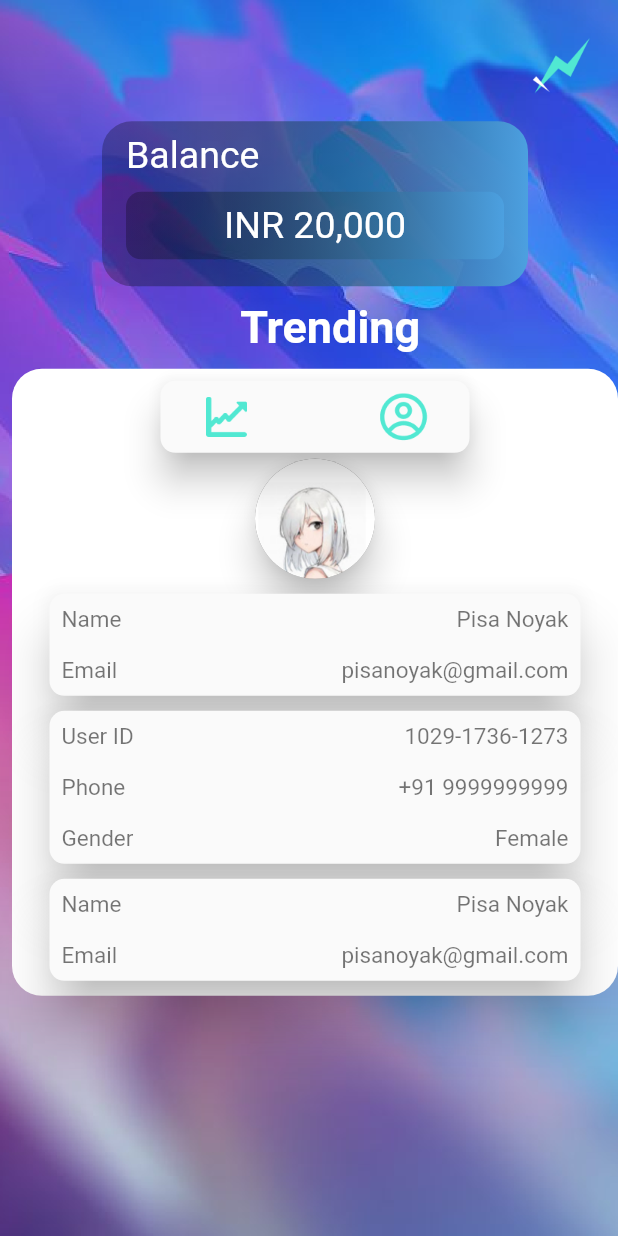
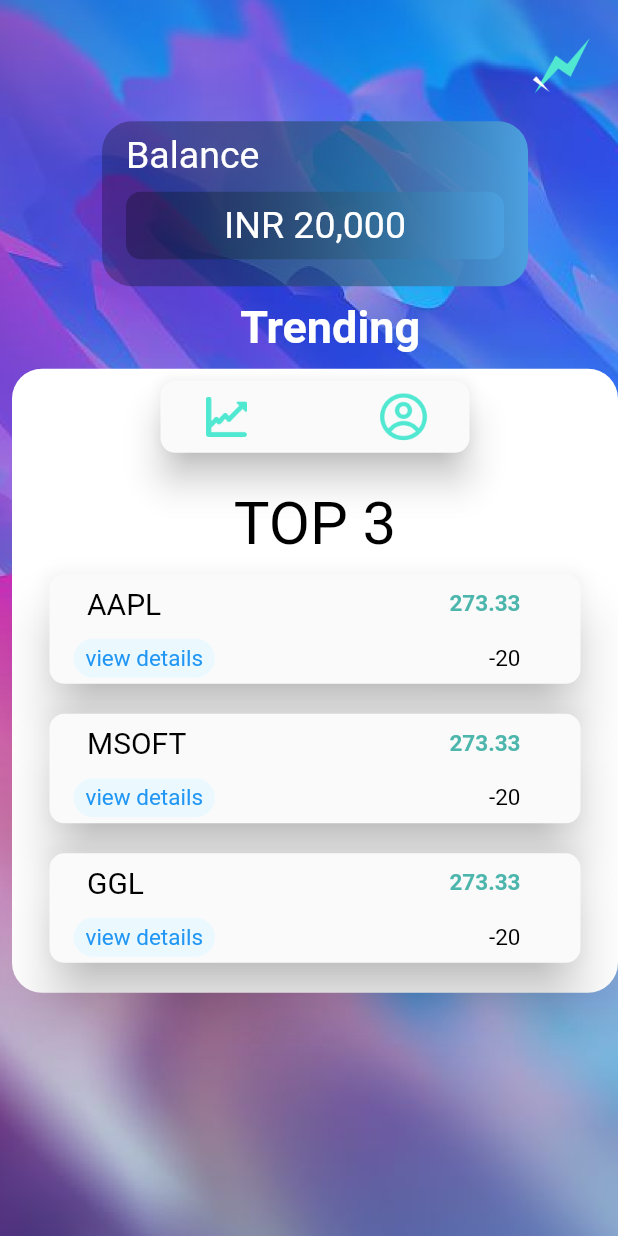
Before and after one commit to Manas1820/G_MAP, a Flutter app: the TrendingPage widget shown alone on an empty page, opened directly, on a phone screen of 412 x 824 dp. Run offline on Flutter 3.47's test engine with Material 2 defaults, Android fonts, the phone set to English and light mode, and no system bars; our stand-ins replace google_fonts, image_picker; missing offline and left inert: firebase_ml_vision, matrix4_transform; accounts and stored records are empty; Roboto replaces fonts that are missing (Rambla); project files that could hold a hidden picture were left out.

Commit message:
💸 trending screen done

```diff
--- a/lib/models/custom_drawer/CustomDrawer.dart
+++ b/lib/models/custom_drawer/CustomDrawer.dart
@@ -1,6 +1,5 @@
 import 'package:hack_app/models/custom_drawer/FirstLayer.dart';
 import 'package:hack_app/models/custom_drawer/HomePage.dart';
-import 'package:hack_app/models/custom_drawer/SecondLayer.dart';
 import 'package:flutter/material.dart';
 import 'package:hack_app/models/custom_drawer/ThirdLayer.dart';
 
--- a/lib/screens/trending_screen.dart
+++ b/lib/screens/trending_screen.dart
@@ -95,14 +95,12 @@
                             color: Colors.white),
                         child: Column(
                           children: [
-                            SizedBox(height: 60.0),
-                            Material(
-                              elevation: 10.0,
-                              borderRadius: BorderRadius.circular(40.0),
-                              child: CircleAvatar(
-                                backgroundColor: Colors.black54,
-                                radius: 40.0,
-                                backgroundImage: AssetImage('images/avatar.png'),
+                            SizedBox(height: 80.0),
+                            Text(
+                              'TOP 3',
+                              style: GoogleFonts.rambla(
+                                color: Colors.black,
+                                fontSize: 40.0,
                               ),
                             ),
                             SizedBox(
@@ -120,21 +118,23 @@
                                           MainAxisAlignment.spaceBetween,
                                       children: [
                                         Padding(
-                                          padding: const EdgeInsets.all(8.0),
+                                          padding: const EdgeInsets.only(
+                                              top: 8.0, bottom: 8.0, left: 25.0),
                                           child: Text(
-                                            'Name',
-                                            style: TextStyle(
-                                                color: Colors.black54,
-                                                fontSize: 15.0),
+                                            'AAPL',
+                                            style: GoogleFonts.rambla(
+                                                color: Colors.black, fontSize: 20.0),
                                           ),
                                         ),
                                         Padding(
-                                          padding: const EdgeInsets.all(8.0),
+                                          padding: const EdgeInsets.only(
+                                              top: 8.0, bottom: 8.0, right: 40.0),
                                           child: Text(
-                                            'Pisa Noyak',
+                                            '273.33',
                                             style: TextStyle(
-                                                color: Colors.black54,
-                                                fontSize: 15.0),
+                                                color: Colors.teal[300],
+                                                fontSize: 15.0,
+                                                fontWeight: FontWeight.bold),
                                           ),
                                         ),
                                       ],
@@ -143,22 +143,31 @@
                                       mainAxisAlignment:
                                           MainAxisAlignment.spaceBetween,
                                       children: [
-                                        Padding(
-                                          padding: const EdgeInsets.all(8.0),
+                                        Container(
+                                          margin: EdgeInsets.only(left: 16.0),
+                                          child: Material(
+                                            borderRadius:
+                                                BorderRadius.circular(20.0),
+                                            color: Color(0xffEBF9FF),
+                                            child: Padding(
+                                              padding: const EdgeInsets.symmetric(
+                                                  vertical: 4.0, horizontal: 8.0),
                                               child: Text(
-                                            'Email',
+                                                'view details',
                                                 style: TextStyle(
-                                                color: Colors.black54,
+                                                    color: Colors.blue,
                                                     fontSize: 15.0),
                                               ),
                                             ),
+                                          ),
+                                        ),
                                         Padding(
-                                          padding: const EdgeInsets.all(8.0),
+                                          padding: const EdgeInsets.only(
+                                              top: 8.0, bottom: 8.0, right: 40.0),
                                           child: Text(
-                                            'pisanoyak@gmail.com',
+                                            '-20',
                                             style: TextStyle(
-                                                color: Colors.black54,
-                                                fontSize: 15.0),
+                                                color: Colors.black, fontSize: 15.0),
                                           ),
                                         ),
                                       ],
@@ -168,7 +177,7 @@
                               ),
                             ),
                             SizedBox(
-                              height: 10.0,
+                              height: 20.0,
                             ),
                             Padding(
                               padding: EdgeInsets.symmetric(horizontal: 25.0),
@@ -182,21 +191,23 @@
                                           MainAxisAlignment.spaceBetween,
                                       children: [
                                         Padding(
-                                          padding: const EdgeInsets.all(8.0),
+                                          padding: const EdgeInsets.only(
+                                              top: 8.0, bottom: 8.0, left: 25.0),
                                           child: Text(
-                                            'User ID',
-                                            style: TextStyle(
-                                                color: Colors.black54,
-                                                fontSize: 15.0),
+                                            'MSOFT',
+                                            style: GoogleFonts.rambla(
+                                                color: Colors.black, fontSize: 20.0),
                                           ),
                                         ),
                                         Padding(
-                                          padding: const EdgeInsets.all(8.0),
+                                          padding: const EdgeInsets.only(
+                                              top: 8.0, bottom: 8.0, right: 40.0),
                                           child: Text(
-                                            '1029-1736-1273',
+                                            '273.33',
                                             style: TextStyle(
-                                                color: Colors.black54,
-                                                fontSize: 15.0),
+                                                color: Colors.teal[300],
+                                                fontSize: 15.0,
+                                                fontWeight: FontWeight.bold),
                                           ),
                                         ),
                                       ],
@@ -205,55 +216,40 @@
                                       mainAxisAlignment:
                                           MainAxisAlignment.spaceBetween,
                                       children: [
-                                        Padding(
-                                          padding: const EdgeInsets.all(8.0),
+                                        Container(
+                                          margin: EdgeInsets.only(left: 16.0),
+                                          child: Material(
+                                            borderRadius:
+                                                BorderRadius.circular(20.0),
+                                            color: Color(0xffEBF9FF),
+                                            child: Padding(
+                                              padding: const EdgeInsets.symmetric(
+                                                  vertical: 4.0, horizontal: 8.0),
                                               child: Text(
-                                            'Phone',
+                                                'view details',
                                                 style: TextStyle(
-                                                color: Colors.black54,
+                                                    color: Colors.blue,
                                                     fontSize: 15.0),
                                               ),
                                             ),
+                                          ),
+                                        ),
                                         Padding(
-                                          padding: const EdgeInsets.all(8.0),
+                                          padding: const EdgeInsets.only(
+                                              top: 8.0, bottom: 8.0, right: 40.0),
                                           child: Text(
-                                            '+91 9999999999',
+                                            '-20',
                                             style: TextStyle(
-                                                color: Colors.black54,
-                                                fontSize: 15.0),
+                                                color: Colors.black, fontSize: 15.0),
                                           ),
                                         ),
                                       ],
-                                    ),
-                                    Row(
-                                      mainAxisAlignment:
-                                          MainAxisAlignment.spaceBetween,
-                                      children: [
-                                        Padding(
-                                          padding: const EdgeInsets.all(8.0),
-                                          child: Text(
-                                            'Gender',
-                                            style: TextStyle(
-                                                color: Colors.black54,
-                                                fontSize: 15.0),
-                                          ),
-                                        ),
-                                        Padding(
-                                          padding: const EdgeInsets.all(8.0),
-                                          child: Text(
-                                            'Female',
-                                            style: TextStyle(
-                                                color: Colors.black54,
-                                                fontSize: 15.0),
-                                          ),
-                                        ),
-                                      ],
-                                    ),
+                                    )
                                   ],
                                 ),
                               ),
                             ),
-                            SizedBox(height: 10.0),
+                            SizedBox(height: 20.0),
                             Padding(
                               padding: EdgeInsets.symmetric(horizontal: 25.0),
                               child: Material(
@@ -266,21 +262,23 @@
                                           MainAxisAlignment.spaceBetween,
                                       children: [
                                         Padding(
-                                          padding: const EdgeInsets.all(8.0),
+                                          padding: const EdgeInsets.only(
+                                              top: 8.0, bottom: 8.0, left: 25.0),
                                           child: Text(
-                                            'Name',
-                                            style: TextStyle(
-                                                color: Colors.black54,
-                                                fontSize: 15.0),
+                                            'GGL',
+                                            style: GoogleFonts.rambla(
+                                                color: Colors.black, fontSize: 20.0),
                                           ),
                                         ),
                                         Padding(
-                                          padding: const EdgeInsets.all(8.0),
+                                          padding: const EdgeInsets.only(
+                                              top: 8.0, bottom: 8.0, right: 40.0),
                                           child: Text(
-                                            'Pisa Noyak',
+                                            '273.33',
                                             style: TextStyle(
-                                                color: Colors.black54,
-                                                fontSize: 15.0),
+                                                color: Colors.teal[300],
+                                                fontSize: 15.0,
+                                                fontWeight: FontWeight.bold),
                                           ),
                                         ),
                                       ],
@@ -289,22 +287,31 @@
                                       mainAxisAlignment:
                                           MainAxisAlignment.spaceBetween,
                                       children: [
-                                        Padding(
-                                          padding: const EdgeInsets.all(8.0),
+                                        Container(
+                                          margin: EdgeInsets.only(left: 16.0),
+                                          child: Material(
+                                            borderRadius:
+                                                BorderRadius.circular(20.0),
+                                            color: Color(0xffEBF9FF),
+                                            child: Padding(
+                                              padding: const EdgeInsets.symmetric(
+                                                  vertical: 4.0, horizontal: 8.0),
                                               child: Text(
-                                            'Email',
+                                                'view details',
                                                 style: TextStyle(
-                                                color: Colors.black54,
+                                                    color: Colors.blue,
                                                     fontSize: 15.0),
                                               ),
                                             ),
+                                          ),
+                                        ),
                                         Padding(
-                                          padding: const EdgeInsets.all(8.0),
+                                          padding: const EdgeInsets.only(
+                                              top: 8.0, bottom: 8.0, right: 40.0),
                                           child: Text(
-                                            'pisanoyak@gmail.com',
+                                            '-20',
                                             style: TextStyle(
-                                                color: Colors.black54,
-                                                fontSize: 15.0),
+                                                color: Colors.black, fontSize: 15.0),
                                           ),
                                         ),
                                       ],
@@ -313,7 +320,7 @@
                                 ),
                               ),
                             ),
-                            SizedBox(height: 10.0),
+                            SizedBox(height: 20.0),
                           ],
                         ),
                       ),
@@ -330,7 +337,6 @@
                                   FlatButton(
                                     onPressed: () {
                                       setState(() {
-                                        Navigator.pop(context);
                                         Navigator.push(
                                           context,
                                           MaterialPageRoute(
@@ -350,7 +356,6 @@
                                   FlatButton(
                                     onPressed: () {
                                       setState(() {
-                                        Navigator.pop(context);
                                         Navigator.push(
                                           context,
                                           MaterialPageRoute(
```
Lines whose indentation alone changed are shown as unchanged.
